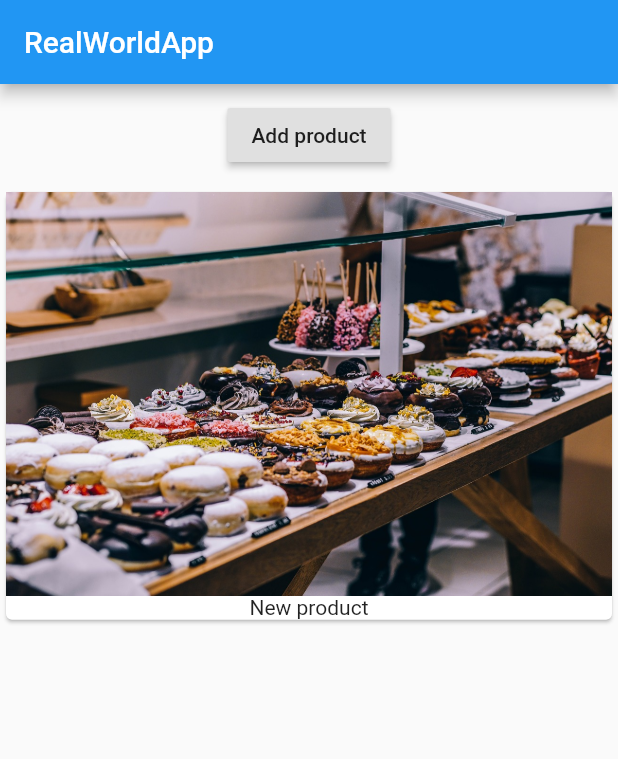
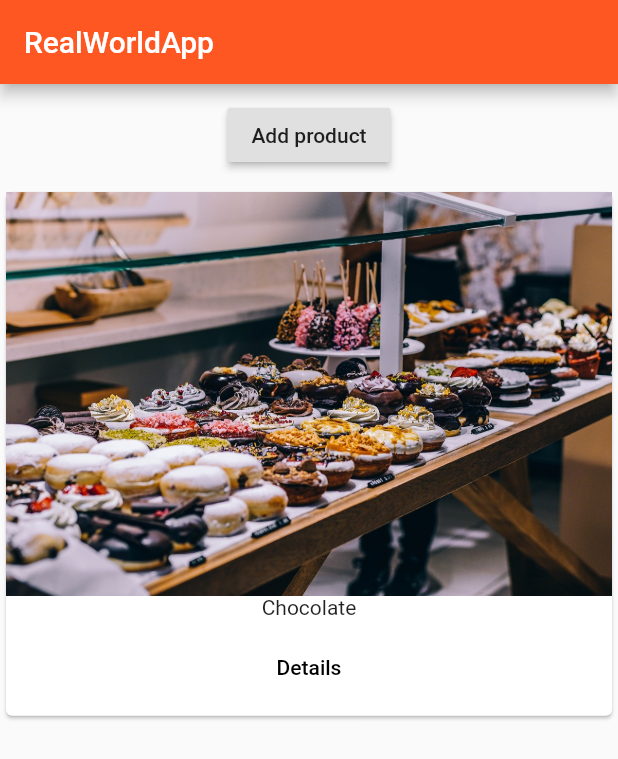
Before and after one commit to GusNitrous/flutter-realworld-app, a Flutter app: the screen it shows after launch, after a tap on "Add product", on a phone screen of 412 x 824 dp. Shown: the top 759 px of the screen. Run offline on Flutter 3.47's test engine with Material 2 defaults, Android fonts, the phone set to English and light mode, and no system bars.

Commit message:
Navigation. Pass product data to product.

```diff
--- a/lib/main.dart
+++ b/lib/main.dart
@@ -1,6 +1,6 @@
 import 'package:flutter/material.dart';
 import 'package:flutter/rendering.dart';
-import './product_manager.dart';
+import 'pages/home.dart';
 
 void main() {
   debugPaintSizeEnabled = false;
@@ -11,12 +11,12 @@ class RealWorldApp extends StatelessWidget {
   @override
   Widget build(BuildContext context) {
     return MaterialApp(
-      home: Scaffold(
-        appBar: AppBar(
-          title: Text('RealWorldApp'),
-        ),
-        body: ProductManager(),
+      theme: ThemeData(
+        brightness: Brightness.light,
+        primarySwatch: Colors.deepOrange,
+        accentColor: Colors.deepPurple
       ),
+      home: HomePage(),
     );
   }
 }
--- /dev/null
+++ b/lib/pages/home.dart
@@ -0,0 +1,15 @@
+import 'package:flutter/material.dart';
+import '../product_manager.dart';
+
+class HomePage extends StatelessWidget {
+  @override
+  Widget build(BuildContext context) {
+    return Scaffold(
+        appBar: AppBar(
+          title: Text('RealWorldApp'),
+        ),
+        body: ProductManager(),
+      );
+  }
+
+}
--- a/lib/product_manager.dart
+++ b/lib/product_manager.dart
@@ -3,7 +3,7 @@ import './products.dart';
 import './products_control.dart';
 
 class ProductManager extends StatefulWidget {
-  final String startingProduct;
+  final Map<String, String> startingProduct;
 
   ProductManager([this.startingProduct]);
 
@@ -14,7 +14,7 @@ class ProductManager extends StatefulWidget {
 }
 
 class _ProductManager extends State<ProductManager> {
-  final List<String> _products = [];
+  final List<Map<String, String>> _products = [];
 
   @override
   void initState() {
@@ -30,7 +30,7 @@ class _ProductManager extends State<ProductManager> {
     print('ProductManager did update');
   }
 
-  void _addProduct(String product) {
+  void _addProduct(Map<String, String> product) {
     setState(() {
       _products.add(product);
     });
--- a/lib/products.dart
+++ b/lib/products.dart
@@ -1,7 +1,8 @@
 import 'package:flutter/material.dart';
+import './pages/product.dart';
 
 class Products extends StatelessWidget {
-  List<String> products;
+  List<Map<String, String>> products = [];
 
   Products(this.products);
 
@@ -11,7 +12,20 @@ class Products extends StatelessWidget {
       child: Column(
         children: <Widget>[
           Image.asset('assets/food.jpg'),
-          Text(products[index])
+          Text(products[index]['title']),
+          ButtonBar(
+            alignment: MainAxisAlignment.center,
+            children: <Widget>[
+              FlatButton(
+                  child: Text('Details'),
+                  onPressed: () => Navigator.push(
+                        context,
+                        MaterialPageRoute(
+                          builder: (BuildContext context) => ProductsPage(products[index]['title'], products[index]['image']),
+                        ),
+                      ))
+            ],
+          )
         ],
       ),
     );
--- a/lib/products_control.dart
+++ b/lib/products_control.dart
@@ -9,7 +9,7 @@ class ProductsControl extends StatelessWidget {
   Widget build(BuildContext context) {
     return RaisedButton(
       onPressed: () {
-        addProduct('New product');
+        addProduct({'title': 'Chocolate', 'image': 'assets/food.jpg'});
       },
       child: Text('Add product'),
     );
```
Also changed, not shown: lib/pages/product.dart (added, +35 -0 lines).
